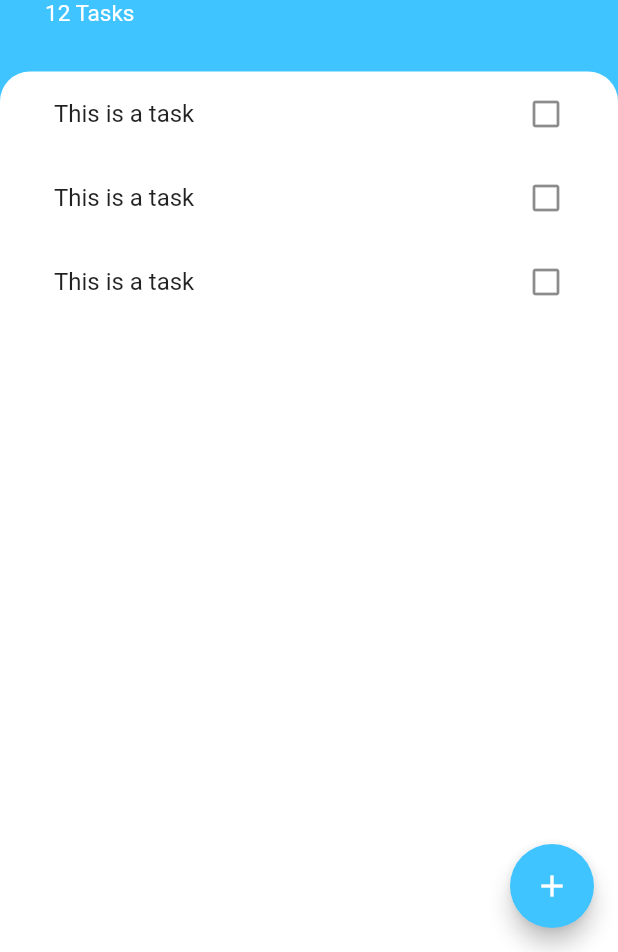
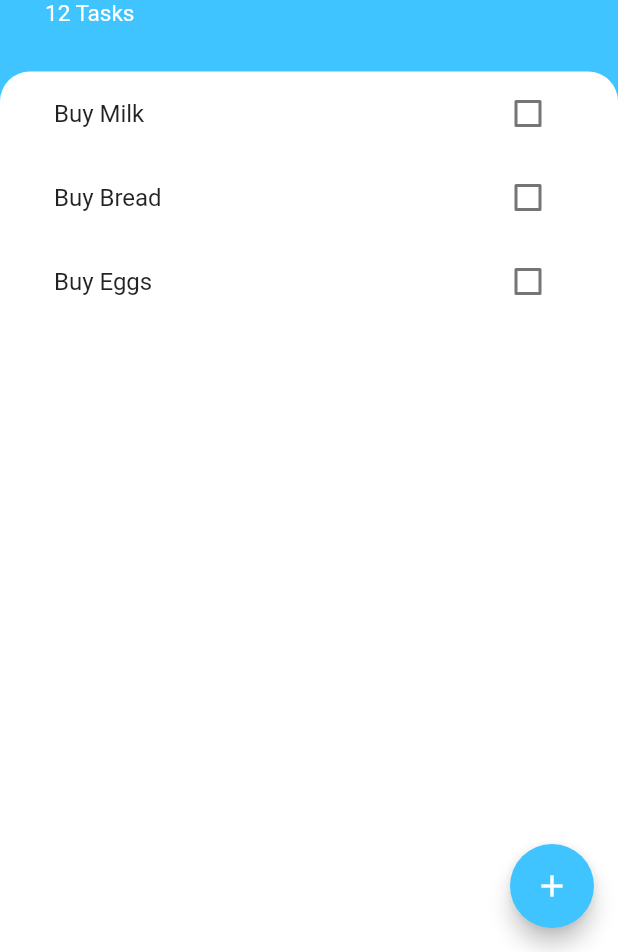
Before and after one commit to DoubleBridges/flutter_todo, a Flutter app: the screen it shows after launch, on a phone screen of 412 x 824 dp, the part 284-1236 px from its top. Run offline on Flutter 3.47's test engine with Material 2 defaults, Android fonts, the phone set to English and light mode, and no system bars.

Commit message:
Added state for check boxes

```diff
--- /dev/null
+++ b/lib/models/task.dart
@@ -0,0 +1,10 @@
+class Task {
+  final String name;
+  bool isDone;
+
+  Task({this.name, this.isDone = false});
+
+  void toggleDone() {
+    isDone = !isDone;
+  }
+}
--- a/lib/widgets/task_tile.dart
+++ b/lib/widgets/task_tile.dart
@@ -1,11 +1,26 @@
 import 'package:flutter/material.dart';
 
 class TaskTile extends StatelessWidget {
-  @override
+  final bool isChecked;
+  final String taskTitle;
+  final Function checkboxCallback;
+
+  TaskTile({this.isChecked, this.taskTitle, this.checkboxCallback});
+
+  // @override
   Widget build(BuildContext context) {
     return ListTile(
-      title: Text('This is a task'),
-      trailing: Icon(Icons.check_box_outline_blank),
+      title: Text(
+        taskTitle,
+        style: TextStyle(
+          decoration: isChecked ? TextDecoration.lineThrough : null,
+        ),
+      ),
+      trailing: Checkbox(
+        activeColor: Colors.lightBlueAccent,
+        value: isChecked,
+        onChanged: checkboxCallback,
+      ),
     );
   }
 }
--- a/lib/widgets/tasks_list.dart
+++ b/lib/widgets/tasks_list.dart
@@ -1,15 +1,35 @@
 import 'package:flutter/material.dart';
+
+import 'package:flutter_todo/models/task.dart';
 import 'package:flutter_todo/widgets/task_tile.dart';
 
-class TasksList extends StatelessWidget {
+class TasksList extends StatefulWidget {
+  @override
+  _TasksListState createState() => _TasksListState();
+}
+
+class _TasksListState extends State<TasksList> {
+  List<Task> tasks = [
+    Task(name: 'Buy Milk'),
+    Task(name: 'Buy Bread'),
+    Task(name: 'Buy Eggs'),
+  ];
+
   @override
   Widget build(BuildContext context) {
-    return ListView(
-      children: [
-        TaskTile(),
-        TaskTile(),
-        TaskTile(),
-      ],
+    return ListView.builder(
+      itemBuilder: (context, index) {
+        return TaskTile(
+          taskTitle: tasks[index].name,
+          isChecked: tasks[index].isDone,
+          checkboxCallback: (checkboxState) {
+            setState(
+              () => tasks[index].toggleDone(),
+            );
+          },
+        );
+      },
+      itemCount: tasks.length,
     );
   }
 }
```
